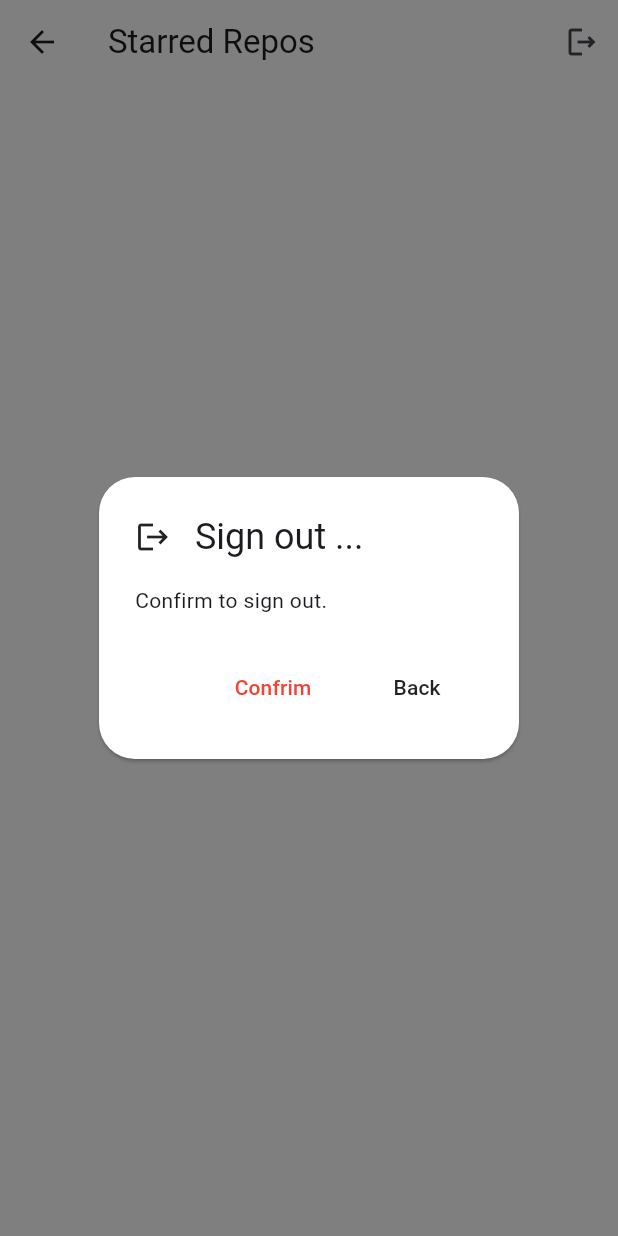
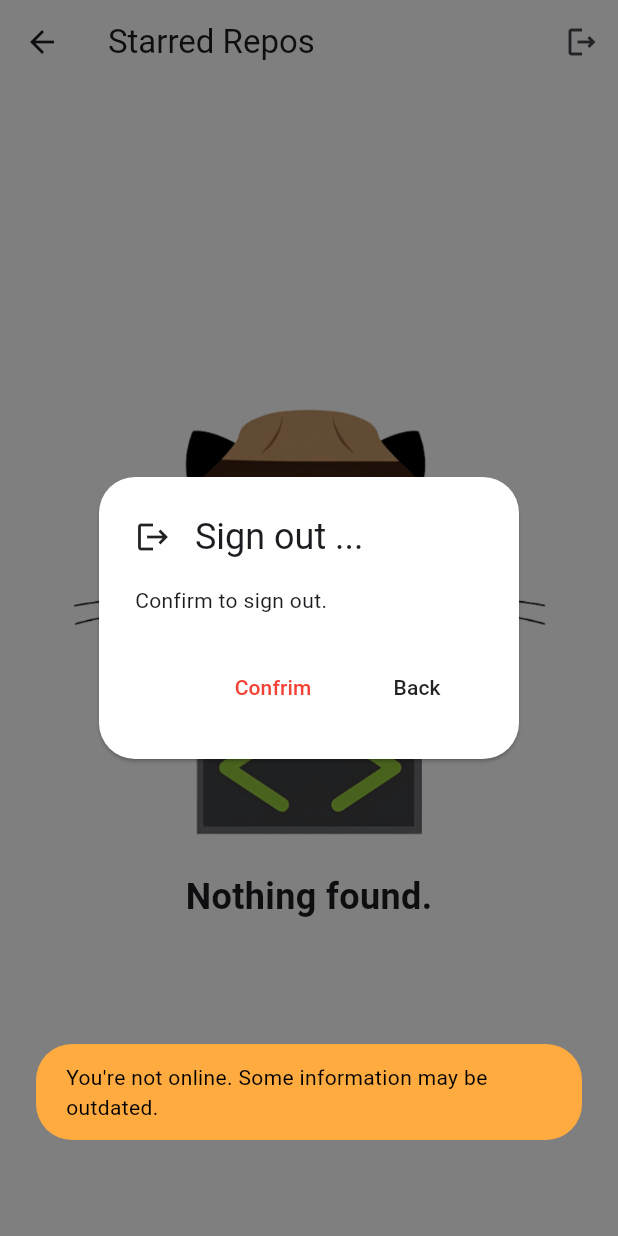
Before and after one commit to bilalelsayed97/repoviewer, a Flutter app: the StarredReposPage screen opened by its route, after a tap on the "logout" icon, on a phone screen of 412 x 824 dp. Run offline on Flutter 3.47's test engine with Material 3 defaults, Android fonts, the phone set to English and light mode, and no system bars; our stand-ins replace animated_text_kit, auto_route, bloc, cached_network_image, dartz, dio and 10 more; missing offline and left inert: oauth2, svg_flutter; accounts and stored records are empty; network calls fail.

Commit message:
no results display

```diff
--- a/lib/auth/application/auth_cubit/auth_cubit.dart
+++ b/lib/auth/application/auth_cubit/auth_cubit.dart
@@ -2,7 +2,7 @@ import 'package:bloc/bloc.dart';
 import 'package:freezed_annotation/freezed_annotation.dart';
 import 'package:repoviewr/auth/domain/auth_failure.dart';
 import 'package:repoviewr/auth/infrastructure/github_authenticator.dart';
-import 'package:repoviewr/core/routes/app_router.dart';
+import 'package:repoviewr/core/presentation/routes/app_router.dart';
 
 part 'auth_state.dart';
 part 'auth_cubit.freezed.dart';
--- a/lib/auth/presentation/authorization_page.dart
+++ b/lib/auth/presentation/authorization_page.dart
@@ -1,7 +1,7 @@
 import 'package:auto_route/auto_route.dart';
 import 'package:flutter/material.dart';
 import 'package:repoviewr/auth/infrastructure/github_authenticator.dart';
-import 'package:repoviewr/core/routes/app_router.gr.dart';
+import 'package:repoviewr/core/presentation/routes/app_router.gr.dart';
 import 'package:webview_flutter/webview_flutter.dart';
 
 @RoutePage()
--- a/lib/auth/presentation/sign_in_page.dart
+++ b/lib/auth/presentation/sign_in_page.dart
@@ -7,7 +7,7 @@ import 'package:flutter_bloc/flutter_bloc.dart';
 import 'package:repoviewr/auth/application/auth_cubit/auth_cubit.dart';
 import 'package:repoviewr/core/Utility/assets_data.dart';
 import 'package:repoviewr/core/Utility/mediaquery_helper.dart';
-import 'package:repoviewr/core/routes/app_router.gr.dart';
+import 'package:repoviewr/core/presentation/routes/app_router.gr.dart';
 import 'package:svg_flutter/svg.dart';
 
 @RoutePage()
--- a/lib/core/Utility/assets_data.dart
+++ b/lib/core/Utility/assets_data.dart
@@ -1,3 +1,4 @@
 class AssetsData {
   static const String gitHubLogo = 'lib/assets/images/github.svg';
+  static const String error404 = 'lib/assets/images/inspectocat.png';
 }
--- a/lib/core/infrastructure/remote_response.dart
+++ b/lib/core/infrastructure/remote_response.dart
@@ -4,8 +4,7 @@ part 'remote_response.freezed.dart';
 @freezed
 class RemoteResponse<T> with _$RemoteResponse<T> {
   const RemoteResponse._();
-  const factory RemoteResponse.noConnection({required int maxPage}) =
-      _NoConnection<T>;
+  const factory RemoteResponse.noConnection() = _NoConnection<T>;
   const factory RemoteResponse.notModified({required int maxPage}) =
       _NotModified<T>;
   const factory RemoteResponse.withNewData(T data, {required int maxPage}) =
--- /dev/null
+++ b/lib/core/presentation/toasts.dart
@@ -0,0 +1,13 @@
+import 'package:flutter/material.dart';
+import 'package:fluttertoast/fluttertoast.dart';
+
+Future<void> showNoConnectionToast(String message) async {
+  Fluttertoast.showToast(
+      msg: message,
+      toastLength: Toast.LENGTH_LONG,
+      gravity: ToastGravity.BOTTOM,
+      timeInSecForIosWeb: 2,
+      backgroundColor: Colors.orangeAccent,
+      textColor: Colors.black,
+      fontSize: 14.0);
+}
--- /dev/null
+++ b/lib/github/core/presentation/no_results_display.dart
@@ -0,0 +1,30 @@
+import 'package:flutter/material.dart';
+import 'package:gap/gap.dart';
+import 'package:repoviewr/core/Utility/assets_data.dart';
+
+class NoResultsDisplay extends StatelessWidget {
+  final String message;
+  const NoResultsDisplay({super.key, required this.message});
+
+  @override
+  Widget build(BuildContext context) {
+    return Column(
+      mainAxisAlignment: MainAxisAlignment.center,
+      children: [
+        Padding(
+          padding: const EdgeInsets.symmetric(horizontal: 40),
+          child: Image.asset(AssetsData.error404),
+        ),
+        const Gap(16),
+        Text(
+          message,
+          style: const TextStyle(
+            fontSize: 24,
+            fontWeight: FontWeight.bold,
+            overflow: TextOverflow.ellipsis,
+          ),
+        ),
+      ],
+    );
+  }
+}
--- a/lib/github/repos/starred_repos/infrastructure/starred_repos_remote_services.dart
+++ b/lib/github/repos/starred_repos/infrastructure/starred_repos_remote_services.dart
@@ -47,8 +47,7 @@ class StarredReposRemoteServices {
         throw RestApiException(response.statusCode);
       }
     } on SocketException catch (_) {
-      return RemoteResponse.noConnection(
-          maxPage: previousHeaders?.link?.maxPage ?? 0);
+      return const RemoteResponse.noConnection();
     } on DioException catch (e) {
       if (e.response != null) {
         throw RestApiException(e.response?.statusCode);
--- a/lib/github/repos/starred_repos/infrastructure/starred_repos_repository.dart
+++ b/lib/github/repos/starred_repos/infrastructure/starred_repos_repository.dart
@@ -19,12 +19,13 @@ class StarredReposRepository {
       final remotePageItems = await _remoteServices.getStarredReposPage(page);
       return right(
         await remotePageItems.when(
-          noConnection: (maxPage) async {
+          noConnection: () async {
             final localData =
                 await _localService.getPage(page).then((_) => _.toDomain());
             return Fresh.no(
               localData,
-              isNextPageAvailable: page < maxPage,
+              isNextPageAvailable:
+                  page < await _localService.getLocalPageCount(),
             );
           },
           notModified: (maxPage) async {
--- a/lib/github/repos/starred_repos/presentation/paginated_repo_list_view.dart
+++ b/lib/github/repos/starred_repos/presentation/paginated_repo_list_view.dart
@@ -1,5 +1,7 @@
 import 'package:flutter/material.dart';
 import 'package:flutter_bloc/flutter_bloc.dart';
+import 'package:repoviewr/core/presentation/toasts.dart';
+import 'package:repoviewr/github/core/presentation/no_results_display.dart';
 import 'package:repoviewr/github/repos/starred_repos/application/starred_repos_cubit/starred_repos_cubit.dart';
 import 'package:repoviewr/github/repos/starred_repos/presentation/failure_repo_tile.dart';
 import 'package:repoviewr/github/repos/starred_repos/presentation/repo_tile.dart';
@@ -16,6 +18,7 @@ class PaginatedRepoListView extends StatefulWidget {
 
 class _PaginatedRepoListViewState extends State<PaginatedRepoListView> {
   bool canLoadNextPage = false;
+  bool hasAlreadyShownNoConnectionToast = false;
 
   @override
   Widget build(BuildContext context) {
@@ -24,7 +27,14 @@ class _PaginatedRepoListViewState extends State<PaginatedRepoListView> {
         state.map(
           initial: (_) => canLoadNextPage = true,
           loading: (_) => canLoadNextPage = false,
-          loadSuccess: (_) => canLoadNextPage = _.isNextPageAvailable,
+          loadSuccess: (_) {
+            if (!_.repos.isFresh && !hasAlreadyShownNoConnectionToast) {
+              hasAlreadyShownNoConnectionToast = true;
+              showNoConnectionToast(
+                  "You're not online. Some information may be outdated.");
+            }
+            return canLoadNextPage = _.isNextPageAvailable;
+          },
           loadFailure: (_) => canLoadNextPage = false,
         );
       },
@@ -46,9 +56,14 @@ class _PaginatedRepoListViewState extends State<PaginatedRepoListView> {
             }
             return false;
           },
-          child: _PaginatedListView(
-            state: state,
-          ),
+          child: state.maybeWhen(
+            loadSuccess: (repo, _) => repo.entity.isEmpty,
+            orElse: () => false,
+          )
+              ? const NoResultsDisplay(message: 'Nothing found.')
+              : _PaginatedListView(
+                  state: state,
+                ),
         );
       },
     );
--- a/lib/github/repos/starred_repos/presentation/repo_tile.dart
+++ b/lib/github/repos/starred_repos/presentation/repo_tile.dart
@@ -2,7 +2,7 @@ import 'package:auto_route/auto_route.dart';
 import 'package:flutter/material.dart';
 import 'package:repoviewr/core/Utility/mediaquery_helper.dart';
 import 'package:repoviewr/core/presentation/loading_indicator.dart';
-import 'package:repoviewr/core/routes/app_router.gr.dart';
+import 'package:repoviewr/core/presentation/routes/app_router.gr.dart';
 import 'package:repoviewr/github/core/domain/github_repo.dart';
 import 'package:cached_network_image/cached_network_image.dart';
 
--- a/lib/github/repos/starred_repos/presentation/starred_repos_page.dart
+++ b/lib/github/repos/starred_repos/presentation/starred_repos_page.dart
@@ -2,7 +2,7 @@ import 'package:auto_route/auto_route.dart';
 import 'package:flutter/material.dart';
 import 'package:flutter_bloc/flutter_bloc.dart';
 import 'package:repoviewr/auth/application/auth_cubit/auth_cubit.dart';
-import 'package:repoviewr/core/routes/app_router.gr.dart';
+import 'package:repoviewr/core/presentation/routes/app_router.gr.dart';
 import 'package:repoviewr/github/repos/starred_repos/application/starred_repos_cubit/starred_repos_cubit.dart';
 import 'package:repoviewr/github/repos/starred_repos/presentation/paginated_repo_list_view.dart';
 
--- a/lib/splash/presentation/splash_page.dart
+++ b/lib/splash/presentation/splash_page.dart
@@ -2,7 +2,7 @@ import 'package:auto_route/auto_route.dart';
 import 'package:flutter/material.dart';
 import 'package:flutter_bloc/flutter_bloc.dart';
 import 'package:repoviewr/auth/application/auth_cubit/auth_cubit.dart';
-import 'package:repoviewr/core/routes/app_router.gr.dart';
+import 'package:repoviewr/core/presentation/routes/app_router.gr.dart';
 import 'package:repoviewr/splash/presentation/splash_body.dart';
 
 @RoutePage()
--- a/pubspec.yaml
+++ b/pubspec.yaml
@@ -24,7 +24,9 @@ dependencies:
   flutter_bloc: ^8.1.3
   flutter_secure_storage: ^9.0.0
   flutter_spinkit: ^5.2.0
+  fluttertoast: ^8.2.4
   freezed_annotation: ^2.4.1
+  gap: ^3.0.1
   get_it: ^7.6.4
   http: ^1.1.2
   json_annotation: ^4.8.1
```
Also changed, not shown: lib/assets/images/inspectocat.png (added), lib/core/infrastructure/remote_response.freezed.dart, lib/core/presentation/routes/app_router.dart (renamed from lib/core/routes/app_router.dart), lib/core/presentation/routes/app_router.gr.dart (renamed from lib/core/routes/app_router.gr.dart), pubspec.lock, 1 other file.
